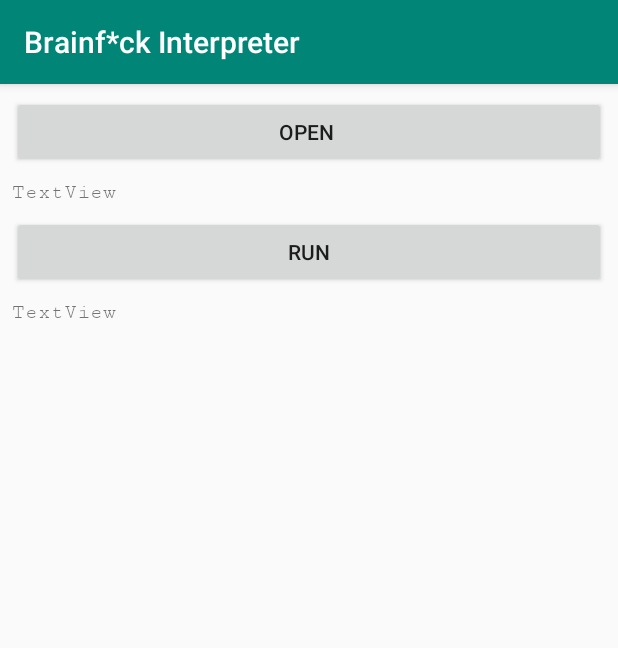
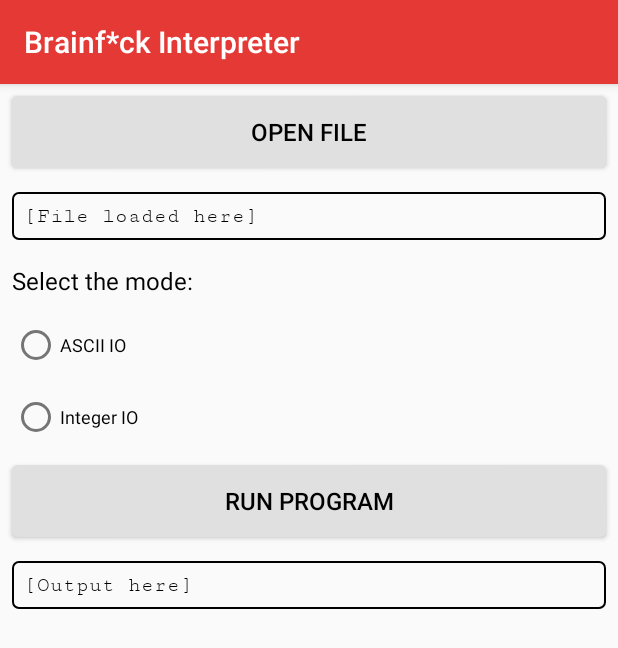
Before and after one commit to FredHappyface/Android.Brainf, an Android app: the screen it shows after launch (MainActivity), on a phone screen of 412 x 824 dp. Shown: the top 648 px of the screen. Run offline under Robolectric (Android 15) with nearby library versions, the phone set to English and light mode, and no system bars.

Commit message:
Added and implemented red theme. Added mode selector (though this has not been implemented yet)

```diff
--- a/app/src/main/AndroidManifest.xml
+++ b/app/src/main/AndroidManifest.xml
@@ -9,7 +9,7 @@
         android:label="@string/app_name"
         android:roundIcon="@mipmap/ic_launcher_round"
         android:supportsRtl="true"
-        android:theme="@style/AppTheme" >
+        android:theme="@style/RedTheme" >
         <activity android:name=".MainActivity" >
             <intent-filter>
                 <action android:name="android.intent.action.MAIN" />
--- a/app/src/main/java/com/fredhappyface/brainfckinterpreter/MainActivity.java
+++ b/app/src/main/java/com/fredhappyface/brainfckinterpreter/MainActivity.java
@@ -364,6 +364,7 @@ public class MainActivity extends AppCompatActivity {
 
         // Inform the user that code execution is complete
         System.out.println(INFO_EXECUTION_COMPLETE);
+        outputBuffer.append(INFO_EXECUTION_COMPLETE);
 
         // Populate the textview with the string
         TextView output = findViewById(R.id.output);
--- /dev/null
+++ b/app/src/main/res/drawable/button.xml
@@ -0,0 +1,16 @@
+<?xml version="1.0" encoding="utf-8"?>
+<shape xmlns:android="http://schemas.android.com/apk/res/android" android:shape="rectangle" android:padding="10dp">
+  <solid android:color="@color/lightGrey"/> <!-- this one is ths color of the Rounded Button -->
+  <corners
+          android:bottomRightRadius="@dimen/corner_radius"
+          android:bottomLeftRadius="@dimen/corner_radius"
+          android:topLeftRadius="@dimen/corner_radius"
+          android:topRightRadius="@dimen/corner_radius"/>
+  <padding
+          android:bottom="@dimen/text_content_padding"
+          android:left="@dimen/text_content_padding"
+          android:right="@dimen/text_content_padding"
+          android:top="@dimen/text_content_padding"/>
+
+
+</shape>
--- /dev/null
+++ b/app/src/main/res/drawable/textbox.xml
@@ -0,0 +1,19 @@
+<?xml version="1.0" encoding="utf-8"?>
+<shape xmlns:android="http://schemas.android.com/apk/res/android" android:shape="rectangle" android:padding="10dp">
+  <solid android:color="#00000000"/> <!-- this one is ths color of the Rounded Button -->
+  <corners
+      android:bottomRightRadius="@dimen/corner_radius"
+      android:bottomLeftRadius="@dimen/corner_radius"
+      android:topLeftRadius="@dimen/corner_radius"
+      android:topRightRadius="@dimen/corner_radius"/>
+  <padding
+      android:bottom="@dimen/text_content_padding"
+      android:left="@dimen/text_content_padding"
+      android:right="@dimen/text_content_padding"
+      android:top="@dimen/text_content_padding"/>
+  <stroke
+          android:width="1dp"
+          android:color="@color/black"/>
+
+
+</shape>
--- a/app/src/main/res/layout/activity_main.xml
+++ b/app/src/main/res/layout/activity_main.xml
@@ -18,49 +18,49 @@
 
             <Button
                 android:id="@+id/button"
-                android:layout_width="match_parent"
-                android:layout_height="wrap_content"
-                android:layout_marginStart="8dp"
-                android:layout_marginTop="8dp"
-                android:layout_marginEnd="8dp"
+                style="@style/button_style"
                 android:onClick="performFileSearch"
-                android:text="Open "
-                app:layout_constraintEnd_toEndOf="parent"
-                app:layout_constraintStart_toStartOf="parent"
-                app:layout_constraintTop_toTopOf="parent" />
+                android:text="@string/main_open_btn"/>
 
             <TextView
                 android:id="@+id/fileContents"
+                style="@style/code_text_style"
+                android:text="@string/main_input_lbl"
+                app:layout_constraintTop_toBottomOf="@+id/button" />
+
+            <TextView
+                android:id="@+id/mode"
+                style="@style/heading_text_style"
+                android:text="@string/main_mode_lbl"
+                app:layout_constraintTop_toBottomOf="@+id/button" />
+
+            <RadioGroup
                 android:layout_width="match_parent"
-                android:layout_height="wrap_content"
-                android:layout_marginStart="8dp"
-                android:layout_marginTop="8dp"
-                android:layout_marginEnd="8dp"
-                android:fontFamily="serif-monospace"
-                android:text="TextView"
-                app:layout_constraintEnd_toEndOf="parent"
-                app:layout_constraintStart_toStartOf="parent"
-                app:layout_constraintTop_toBottomOf="@+id/button" />
+                android:layout_height="match_parent" >
+
+                <RadioButton
+                    android:id="@+id/modeAscii"
+                    style="@style/body_text_style"
+                    android:layout_weight="1"
+                    android:text="@string/main_mode_ascii_rad" />
+
+                <RadioButton
+                    android:id="@+id/modeInt"
+                    style="@style/body_text_style"
+                    android:layout_weight="1"
+                    android:text="@string/main_mode_int_rad" />
+            </RadioGroup>
 
             <Button
                 android:id="@+id/button2"
-                android:layout_width="match_parent"
-                android:layout_height="wrap_content"
-                android:layout_marginStart="8dp"
-                android:layout_marginTop="8dp"
-                android:layout_marginEnd="8dp"
+                style="@style/button_style"
                 android:onClick="run"
-                android:text="Run" />
+                android:text="@string/main_run_btn" />
 
             <TextView
                 android:id="@+id/output"
-                android:layout_width="match_parent"
-                android:layout_height="wrap_content"
-                android:layout_marginStart="8dp"
-                android:layout_marginTop="8dp"
-                android:layout_marginEnd="8dp"
-                android:fontFamily="serif-monospace"
-                android:text="TextView" />
+                style="@style/code_text_style"
+                android:text="@string/main_output_lbl" />
 
         </LinearLayout>
     </ScrollView>
--- /dev/null
+++ b/app/src/main/res/values/attr.xml
@@ -0,0 +1,4 @@
+<?xml version="1.0" encoding="utf-8"?>
+<resources>
+
+</resources>
--- a/app/src/main/res/values/colors.xml
+++ b/app/src/main/res/values/colors.xml
@@ -3,4 +3,13 @@
     <color name="colorPrimary">#008577</color>
     <color name="colorPrimaryDark">#00574B</color>
     <color name="colorAccent">#D81B60</color>
+
+    <color name="black">#000000</color>
+    <color name="grey">#757575</color>
+    <color name="lightGrey">#E0E0E0</color>
+    <color name="white">#FFFFFF</color>
+    <color name="lightRed">#EF5350</color>
+    <color name="red">#E53935</color>
+    <color name="darkRed">#B71C1C</color>
+
 </resources>
--- /dev/null
+++ b/app/src/main/res/values/dimen.xml
@@ -0,0 +1,10 @@
+<?xml version="1.0" encoding="utf-8"?>
+<resources>
+    <dimen name="text_size_h1">16dp</dimen>
+    <dimen name="text_size_h2">14dp</dimen>
+    <dimen name="text_size_body">12dp</dimen>
+    <dimen name="text_content_padding">8dp</dimen>
+    <dimen name="text_content_margin">8dp</dimen>
+    <dimen name="corner_radius">4dp</dimen>
+
+</resources>
--- a/app/src/main/res/values/strings.xml
+++ b/app/src/main/res/values/strings.xml
@@ -1,3 +1,18 @@
 <resources>
     <string name="app_name">Brainf*ck Interpreter</string>
+
+
+    <!-- HARDCODED STRINGS FOR MAIN-->
+
+    <!-- Strings for activity_main.xml -->
+    <string name="main_open_btn">Open File</string>
+    <string name="main_run_btn">Run Program</string>
+    <string name="main_input_lbl">[File loaded here]</string>
+    <string name="main_output_lbl">[Output here]</string>
+    <string name="main_mode_lbl">Select the mode:</string>
+    <string name="main_mode_ascii_rad">ASCII IO</string>
+    <string name="main_mode_int_rad">Integer IO</string>
+
+
+
 </resources>
--- a/app/src/main/res/values/styles.xml
+++ b/app/src/main/res/values/styles.xml
@@ -8,4 +8,42 @@
         <item name="colorAccent">@color/colorAccent</item>
     </style>
 
+    <style name="RedTheme" parent="AppTheme">
+        <!-- Customize your theme here. -->
+        <item name="colorPrimary">@color/red</item>
+        <item name="colorPrimaryDark">@color/darkRed</item>
+        <item name="colorAccent">@color/lightRed</item>
+        <item name="android:textColorPrimary">@color/black</item>
+        <item name="android:textColorSecondary">@color/grey</item>
+    </style>
+
+
+    <style name="heading_text_style">
+        <item name="android:textColor">@color/black</item>
+        <item name="android:textSize">@dimen/text_size_h1</item>
+        <item name="android:layout_margin">@dimen/text_content_margin</item>
+        <item name="android:layout_width">match_parent</item>
+        <item name="android:layout_height">wrap_content</item>
+    </style>
+
+
+    <style name="heading2_text_style" parent="heading_text_style">
+        <item name="android:textSize">@dimen/text_size_h2</item>
+    </style>
+
+    <style name="body_text_style" parent="heading2_text_style">
+        <item name="android:textSize">@dimen/text_size_body</item>
+    </style>
+
+    <style name="code_text_style" parent="heading2_text_style">
+        <item name="android:fontFamily">serif-monospace</item>
+        <item name="android:background">@drawable/textbox</item>
+    </style>
+
+    <style name="button_style" parent="heading_text_style">
+        <item name="android:background">@drawable/button</item>
+    </style>
+
+
+
 </resources>
```
Also changed, not shown: 2 other files.
